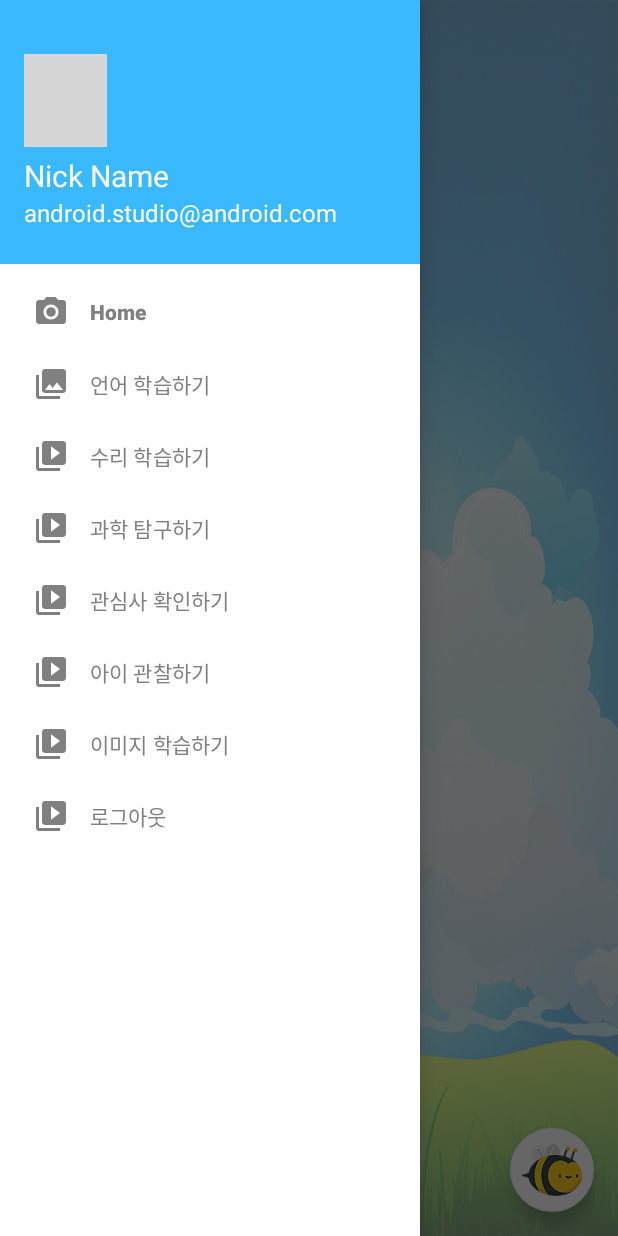
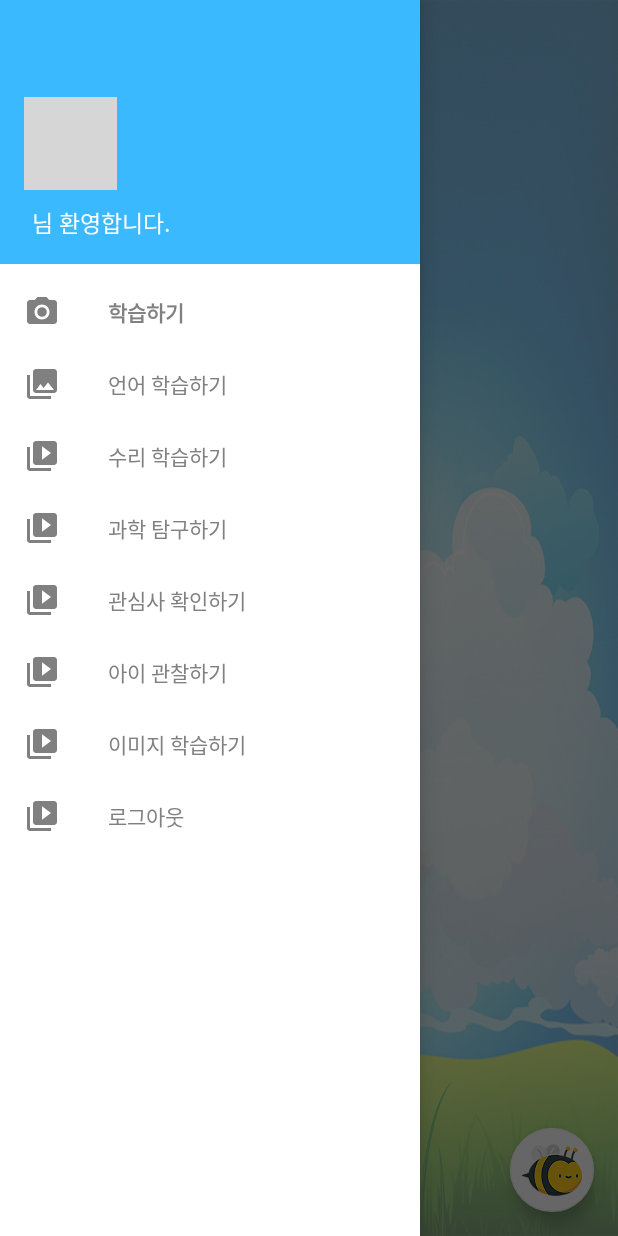
Before and after one commit to sion9262/ukid, an Android app: the MainActivity screen opened directly, with no data from a screen before it, with the side drawer open, on a phone screen of 412 x 824 dp. Run offline under Robolectric (Android 15) with nearby library versions, the phone set to English and light mode, and no system bars; our stand-ins replace CircleImageView, navigation-ui; grey boxes are pictures that could not be loaded.

Commit message:
nav 닉네임 받아와서 출력 - 박시온

```diff
--- a/app/src/main/AndroidManifest.xml
+++ b/app/src/main/AndroidManifest.xml
@@ -11,11 +11,11 @@
         android:label="@string/app_name"
         android:roundIcon="@mipmap/ic_logo_round"
         android:supportsRtl="true"
-        android:theme="@style/AppTheme">
+        android:theme="@style/AppTheme.NoActionBar">
 
         <activity android:name=".AuthCheckPage"/>
         <activity android:name=".MainActivity"
-            android:theme="@style/AppTheme.NoActionBar"/>
+            android:theme="@style/Theme.AppCompat.NoActionBar"/>
 
         <activity android:name=".LoadingActivity"
             android:theme="@style/Theme.AppCompat.NoActionBar">
--- a/app/src/main/java/com/example/ukidapp/AuthCheckPage.java
+++ b/app/src/main/java/com/example/ukidapp/AuthCheckPage.java
@@ -48,7 +48,7 @@ public class AuthCheckPage extends AppCompatActivity {
         String email = pref.getString("email", "");
         String jwt = pref.getString("jwt", "");
         String checkSetUp = pref.getString("checkSetUp", "");
-        System.out.println(checkSetUp);
+
         /*
         * 로그인이 안되있다면 1
         * 로그인이 됬다면 초기 셋팅 안했다면 2
--- a/app/src/main/java/com/example/ukidapp/LoginActivity.java
+++ b/app/src/main/java/com/example/ukidapp/LoginActivity.java
@@ -102,7 +102,7 @@ public class LoginActivity extends AppCompatActivity {
                             SharedPreferences.Editor editor = prefs.edit();
                             editor.putString("email", result.getEmail());
                             editor.putString("jwt", result.getJwt());
-                            editor.putString("username", result.getUsername());
+                            editor.putString("nickname", result.getUsername());
                             editor.putString("id", result.getId());
 
                             if (result.isSetUserInfo()) { editor.putString("checkSetUp", "true");}
--- a/app/src/main/java/com/example/ukidapp/MainActivity.java
+++ b/app/src/main/java/com/example/ukidapp/MainActivity.java
@@ -8,6 +8,7 @@ import android.view.MenuItem;
 import android.view.View;
 import android.view.animation.Animation;
 import android.view.animation.AnimationUtils;
+import android.widget.TextView;
 
 
 import com.google.android.material.floatingactionbutton.FloatingActionButton;
@@ -26,7 +27,8 @@ import androidx.appcompat.widget.Toolbar;
 public class MainActivity extends AppCompatActivity{
 
     private AppBarConfiguration mAppBarConfiguration;
-
+    SharedPreferences prefs;
+    NavigationView navigationView;
     @Override
     protected void onCreate(Bundle savedInstanceState) {
         super.onCreate(savedInstanceState);
@@ -36,8 +38,10 @@ public class MainActivity extends AppCompatActivity{
 
 
 
+
         DrawerLayout drawer = findViewById(R.id.drawer_layout);
-        NavigationView navigationView = findViewById(R.id.nav_view);
+        navigationView = findViewById(R.id.nav_view);
+        init();
 
         navigationView.getMenu().findItem(R.id.logout).setOnMenuItemClickListener(new MenuItem.OnMenuItemClickListener() {
             @Override
@@ -61,13 +65,24 @@ public class MainActivity extends AppCompatActivity{
         NavigationUI.setupWithNavController(navigationView, navController);
     }
 
+    private void init(){
+        prefs = getSharedPreferences("Auth", MODE_PRIVATE);
+        try{
+            String nickname = prefs.getString("nickname", "");
+            View navHeaer = navigationView.inflateHeaderView(R.layout.nav_header_main);
+            TextView tv = (TextView)navHeaer.findViewById(R.id.nickName);
+            tv.setText(nickname + "님 환영합니다.");
+        } catch (Exception e) {
+            e.printStackTrace();
+        }
 
+    }
     private void logout(){
         /*
         * 로그아웃시 prefs 에 저장한 Auth를 지우고 로그인페이지로 이동
         *
         * */
-        SharedPreferences prefs = getSharedPreferences("Auth", MODE_PRIVATE);
+
         SharedPreferences.Editor editor = prefs.edit();
         editor.clear();
         editor.commit();
--- a/app/src/main/java/com/example/ukidapp/SetUserInfoActivity.java
+++ b/app/src/main/java/com/example/ukidapp/SetUserInfoActivity.java
@@ -245,6 +245,7 @@ public class SetUserInfoActivity extends AppCompatActivity implements View.OnCli
                         SharedPreferences pref = getSharedPreferences("Auth", Activity.MODE_PRIVATE);
                         SharedPreferences.Editor editor = pref.edit();
                         editor.putString("checkSetUp", "true");
+                        editor.putString("nickname", User.getName());
                         editor.commit();
 
                         Intent MainPage = new Intent(SetUserInfoActivity.this, MainActivity.class);
--- a/app/src/main/java/com/example/ukidapp/src/SetUpDataManager.java
+++ b/app/src/main/java/com/example/ukidapp/src/SetUpDataManager.java
@@ -31,6 +31,10 @@ public class SetUpDataManager {
         nature = 0;
         token = "";
         id = "";
+    }
+
+    public String getName(){
+        return this.name;
     }
 
     public void setToken(String token) {
--- a/app/src/main/res/layout/activity_main.xml
+++ b/app/src/main/res/layout/activity_main.xml
@@ -23,7 +23,6 @@
         android:background="#fff"
         app:itemIconTint="@color/gray"
         app:itemTextColor="@color/gray"
-        app:headerLayout="@layout/nav_header_main"
         app:menu="@menu/activity_main_drawer"/>
 
 </androidx.drawerlayout.widget.DrawerLayout>
--- a/app/src/main/res/layout/nav_header_main.xml
+++ b/app/src/main/res/layout/nav_header_main.xml
@@ -10,45 +10,34 @@
     android:paddingTop="@dimen/activity_vertical_margin"
     android:paddingRight="@dimen/activity_horizontal_margin"
     android:paddingBottom="@dimen/activity_vertical_margin"
-    android:theme="@style/ThemeOverlay.AppCompat.Dark">
+    >
 
 
     <de.hdodenhof.circleimageview.CircleImageView
         android:id="@+id/imageView"
-        android:layout_width="55dp"
+        android:layout_width="62dp"
         android:layout_height="62dp"
         android:layout_marginTop="20dp"
+
         android:contentDescription="@string/nav_header_desc"
-        android:paddingTop="@dimen/nav_header_vertical_spacing"
         android:src="@drawable/nav_face4"
         app:civ_border_color="#FF000000"
         app:civ_border_width="0dp" />
 
-    <LinearLayout
-        android:layout_width="match_parent"
-        android:layout_height="match_parent"
-        android:orientation="vertical">
 
     <TextView
+        android:id="@+id/nickName"
         android:layout_width="wrap_content"
         android:layout_height="wrap_content"
         android:gravity="center"
-            android:paddingTop="5dp"
-            android:text="@string/nav_header_title"
+        android:layout_marginTop="10dp"
+        android:layout_marginLeft="5dp"
+        android:text=""
         android:textAppearance="@style/TextAppearance.AppCompat.Body1"
         android:textColor="@color/design_default_color_on_primary"
-            android:textSize="20sp" />
+        android:textSize="15sp" />
 
-        <TextView
-            android:id="@+id/textView"
-            android:layout_width="wrap_content"
-            android:layout_height="wrap_content"
-            android:gravity="center|center_vertical"
-            android:text="@string/nav_header_subtitle"
-            android:textColor="@color/design_default_color_on_primary"
-            android:textSize="16sp" />
 
-    </LinearLayout>
 
 
 </LinearLayout>
--- a/app/src/main/res/values/strings.xml
+++ b/app/src/main/res/values/strings.xml
@@ -10,7 +10,7 @@
     <string name="nav_header_desc">Navigation header</string>
     <string name="action_settings">Settings</string>
 
-    <string name="menu_home">Home</string>
+    <string name="menu_home">학습하기</string>
     <string name="menu_study_language">언어 학습하기</string>
     <string name="menu_study_math">수리 학습하기</string>
     <string name="menu_study_science">과학 탐구하기</string>
```
Lines whose indentation alone changed are shown as unchanged.
